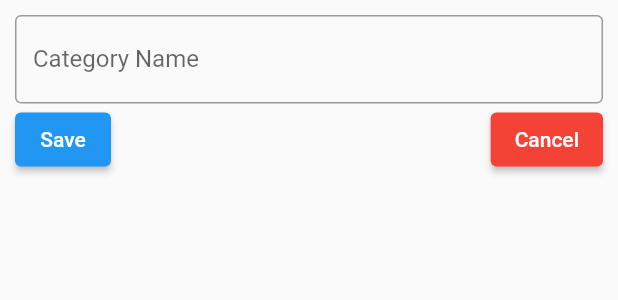
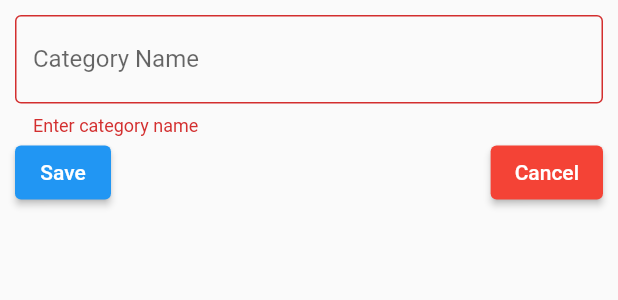
Before and after one commit to e00xff/flutter_expenses, a Flutter app: the CategoryEdit widget shown alone on an empty page, opened directly with empty values, after a tap on "Save", on a phone screen of 412 x 824 dp. Shown: the top 300 px of the screen. Run offline on Flutter 3.47's test engine with Material 2 defaults, Android fonts, the light colour scheme and no system bars; network calls fail.

Commit message:
Cleanup: Files, Folders, and API Error Handling

```diff
--- a/lib/services/api.dart
+++ b/lib/services/api.dart
@@ -20,7 +20,7 @@ class ApiService {
 
   Future<Category> updateCategory(id, name) async {
 
-    String uri = baseUrl + '/categories' + id.toString();
+    String uri = baseUrl + 'categories/' + id.toString();
 
     http.Response response = await http.put(Uri.parse(uri),
       headers: {
@@ -30,6 +30,10 @@ class ApiService {
       body: jsonEncode({ 'name': name }),
     );
 
+    if(response.statusCode != 200) {
+      throw Exception('Error happend on update');
+    }
+
     return Category.fromJson(jsonDecode(response.body));
   }
 
--- a/lib/widgets/CategoryEdit.dart
+++ b/lib/widgets/CategoryEdit.dart
@@ -5,7 +5,7 @@ import 'package:flutter_expenses/services/api.dart';
 class CategoryEdit extends StatefulWidget {
   final Category category;
 
-  CategoryEdit(this.category, {Key? key}) : super(key: key);
+  const CategoryEdit(this.category, {Key? key}) : super(key: key);
 
   @override
   _CategoryEditState createState() => _CategoryEditState();
@@ -15,6 +15,7 @@ class _CategoryEditState extends State<CategoryEdit> {
   final GlobalKey<FormState> _formKey = GlobalKey<FormState>();
   final categoryNameController = TextEditingController();
   ApiService apiService = ApiService();
+  String errorMessage = '';
 
   @override
   void initState() {
@@ -55,6 +56,7 @@ class _CategoryEditState extends State<CategoryEdit> {
                     onPressed: () => Navigator.pop(context)),
               ],
             ),
+            Text(errorMessage, style: const TextStyle(color: Colors.red)),
           ],
         ),
       ),
@@ -63,6 +65,20 @@ class _CategoryEditState extends State<CategoryEdit> {
   }
 
   Future saveCategory() async {
+    final form = _formKey.currentState;
+
+    if(!form!.validate()) {
+      return;
+    }
+
+    apiService.updateCategory(widget.category.id, categoryNameController.text)
+    .then((Category category) => Navigator.pop(context))
+    .catchError((exception) {
+      setState(() {
+        errorMessage = exception.toString();
+      });
+    });
+
 
   }
 }
```
Also changed, not shown: lib/screens/categories.dart (+2 -57 lines).
